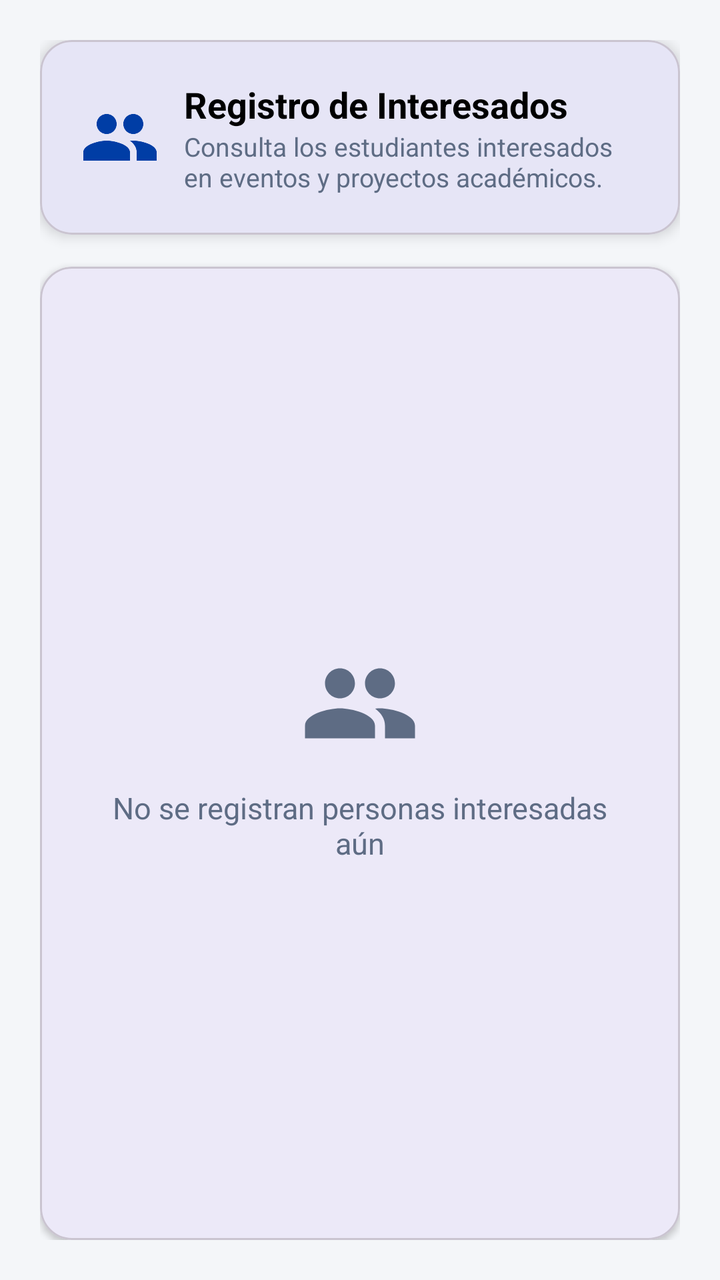
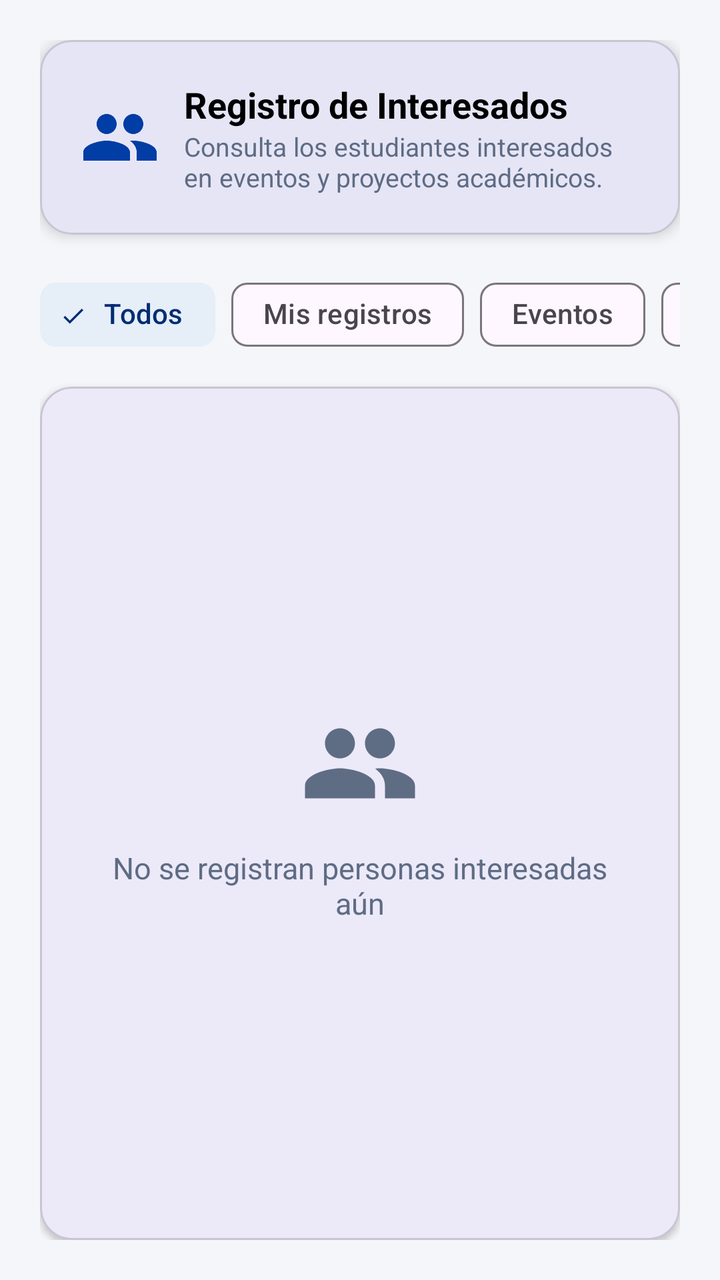

Two renders of the same Android screen: before a commit and after it. Below are the layout's source before the change and the commit's diff.
<!-- AndroidManifest.xml: application theme Theme.AppGestionEventosUni -->
<!-- res/layout/fragment_registro_interesados.xml -->
<?xml version="1.0" encoding="utf-8"?>
<LinearLayout xmlns:android="http://schemas.android.com/apk/res/android"
    xmlns:tools="http://schemas.android.com/tools"
    xmlns:app="http://schemas.android.com/apk/res-auto"
    android:layout_width="match_parent"
    android:layout_height="match_parent"
    android:orientation="vertical"
    android:background="@color/gray_bg"
    android:padding="20dp"
    tools:context=".Fragmentos.FragmentRegistroInteresados">

    <com.google.android.material.card.MaterialCardView
        android:layout_width="match_parent"
        android:layout_height="wrap_content"
        app:cardCornerRadius="16dp"
        app:cardElevation="4dp"
        app:contentPadding="20dp"
        android:layout_marginBottom="16dp">

        <LinearLayout
            android:layout_width="match_parent"
            android:layout_height="wrap_content"
            android:orientation="horizontal"
            android:gravity="center_vertical">

            <ImageView
                android:layout_width="40dp"
                android:layout_height="40dp"
                android:src="@drawable/ic_interesados"
                app:tint="@color/colorPrimary" />

            <LinearLayout
                android:layout_width="match_parent"
                android:layout_height="wrap_content"
                android:orientation="vertical"
                android:layout_marginStart="12dp">

                <TextView
                    android:layout_width="wrap_content"
                    android:layout_height="wrap_content"
                    android:text="@string/titulo_interesados"
                    android:textSize="18sp"
                    android:textStyle="bold"
                    android:textColor="@color/black" />

                <TextView
                    android:layout_width="wrap_content"
                    android:layout_height="wrap_content"
                    android:text="Consulta los estudiantes interesados en eventos y proyectos académicos."
                    android:textSize="13sp"
                    android:textColor="@color/gray_text" />
            </LinearLayout>
        </LinearLayout>
    </com.google.android.material.card.MaterialCardView>

    <androidx.recyclerview.widget.RecyclerView
        android:id="@+id/RvInteresados"
        android:layout_width="match_parent"
        android:layout_height="0dp"
        android:layout_weight="1"
        android:visibility="gone"
        app:layoutManager="androidx.recyclerview.widget.LinearLayoutManager"
        tools:listitem="@layout/item_interesado" />

    <com.google.android.material.card.MaterialCardView
        android:id="@+id/CardVacioInteresados"
        android:layout_width="match_parent"
        android:layout_height="0dp"
        android:layout_weight="1"
        app:cardCornerRadius="16dp"
        app:cardElevation="2dp"
        app:contentPadding="24dp">

        <LinearLayout
            android:layout_width="match_parent"
            android:layout_height="match_parent"
            android:orientation="vertical"
            android:gravity="center">

            <ImageView
                android:layout_width="60dp"
                android:layout_height="60dp"
                android:src="@drawable/ic_interesados"
                app:tint="@color/gray_text" />

            <TextView
                android:id="@+id/TvEstadoInteresados"
                android:layout_width="wrap_content"
                android:layout_height="wrap_content"
                android:text="No se registran personas interesadas aún"
                android:textSize="15sp"
                android:textColor="@color/gray_text"
                android:layout_marginTop="12dp"
                android:gravity="center" />

        </LinearLayout>
    </com.google.android.material.card.MaterialCardView>

</LinearLayout>
<!-- res/layout/item_interesado.xml (included above) -->
<?xml version="1.0" encoding="utf-8"?>
<com.google.android.material.card.MaterialCardView xmlns:android="http://schemas.android.com/apk/res/android"
    xmlns:app="http://schemas.android.com/apk/res-auto"
    android:layout_width="match_parent"
    android:layout_height="wrap_content"
    android:layout_marginBottom="12dp"
    app:cardCornerRadius="14dp"
    app:cardElevation="3dp"
    app:contentPadding="16dp">

    <LinearLayout
        android:layout_width="match_parent"
        android:layout_height="wrap_content"
        android:orientation="vertical">

        <LinearLayout
            android:layout_width="match_parent"
            android:layout_height="wrap_content"
            android:gravity="center_vertical"
            android:orientation="horizontal">

            <TextView
                android:id="@+id/TvNombreElementoInteresado"
                android:layout_width="0dp"
                android:layout_height="wrap_content"
                android:layout_weight="1"
                android:text="Evento o Proyecto Seleccionado"
                android:textColor="@color/colorPrimaryDark"
                android:textSize="16sp"
                android:textStyle="bold" />

            <TextView
                android:id="@+id/TvTipoElementoInteresado"
                android:layout_width="wrap_content"
                android:layout_height="wrap_content"
                android:background="@color/unison_gold_light"
                android:paddingHorizontal="10dp"
                android:paddingVertical="4dp"
                android:text="Evento"
                android:textColor="@color/black"
                android:textSize="12sp"
                android:textStyle="bold" />
        </LinearLayout>

        <View
            android:layout_width="match_parent"
            android:layout_height="1dp"
            android:layout_marginVertical="10dp"
            android:background="@color/gray_border" />

        <TextView
            android:id="@+id/TvUsuarioInteresado"
            android:layout_width="match_parent"
            android:layout_height="wrap_content"
            android:text="Usuario interesado: Alumno UNISON"
            android:textColor="@color/black"
            android:textSize="14sp"
            android:textStyle="bold" />

        <TextView
            android:id="@+id/TvEmailInteresado"
            android:layout_width="match_parent"
            android:layout_height="wrap_content"
            android:layout_marginTop="2dp"
            android:text="Correo: alumno@unison.mx"
            android:textColor="@color/gray_text"
            android:textSize="13sp" />

        <TextView
            android:id="@+id/TvFechaInteresado"
            android:layout_width="match_parent"
            android:layout_height="wrap_content"
            android:layout_marginTop="6dp"
            android:text="Fecha del registro: 25/10/2026"
            android:textColor="@color/colorPrimary"
            android:textSize="13sp"
            android:textStyle="bold" />

        <com.google.android.material.button.MaterialButton
            android:id="@+id/BtnCancelarInteres"
            style="@style/Widget.MaterialComponents.Button.OutlinedButton"
            android:layout_width="match_parent"
            android:layout_height="42dp"
            android:layout_marginTop="10dp"
            android:text="Cancelar mi registro"
            android:textAllCaps="false"
            android:textColor="@color/red_logout"
            android:textSize="13sp"
            android:visibility="gone"
            app:cornerRadius="8dp"
            app:strokeColor="@color/red_logout" />

    </LinearLayout>
</com.google.android.material.card.MaterialCardView>
<!-- resources referenced by this layout -->
<resources>
  <color name="black">#FF000000</color>
  <color name="colorPrimary">#003DA5</color>
  <color name="colorPrimaryDark">#002D72</color>
  <color name="gray_bg">#F4F6F9</color>
  <color name="gray_border">#D8DEE9</color>
  <color name="gray_text">#5E6C84</color>
  <color name="red_logout">#D32F2F</color>
  <color name="unison_gold_light">#FFF4D6</color>
  <!-- drawable ic_interesados (drawable) -->
  <vector xmlns:android="http://schemas.android.com/apk/res/android"
      android:width="24dp"
      android:height="24dp"
      android:viewportWidth="24"
      android:viewportHeight="24">
      <path
          android:fillColor="#FF000000"
          android:pathData="M16,11c1.66,0 2.99,-1.34 2.99,-3S17.66,5 16,5c-1.66,0 -3,1.34 -3,3s1.34,3 3,3zm-8,0c1.66,0 2.99,-1.34 2.99,-3S9.66,5 8,5C6.34,5 5,6.34 5,8s1.34,3 3,3zm0,2c-2.33,0 -7,1.17 -7,3.5V19h14v-2.5c0,-2.33 -4.67,-3.5 -7,-3.5zm8,0c-0.29,0 -0.62,0.02 -0.97,0.05 1.16,0.84 1.97,1.97 1.97,3.45V19h6v-2.5c0,-2.33 -4.67,-3.5 -7,-3.5z"/>
  </vector>
  <string name="titulo_interesados">Registro de Interesados</string>
  <style name="Theme.AppGestionEventosUni" parent="Base.Theme.AppGestionEventosUni" />
  <style name="Base.Theme.AppGestionEventosUni" parent="Theme.Material3.DayNight.NoActionBar">
          
          <item name="colorPrimary">@color/colorPrimary</item>
          <item name="colorPrimaryVariant">@color/colorPrimaryDark</item>
          <item name="colorOnPrimary">@color/white</item>
          <item name="colorSecondary">@color/colorAccent</item>
          <item name="colorOnSecondary">@color/black</item>
          <item name="colorSecondaryContainer">@color/unison_blue_light</item>
          <item name="colorOnSecondaryContainer">@color/colorPrimaryDark</item>
          <item name="android:statusBarColor">@color/colorPrimaryDark</item>
      </style>
  <color name="white">#FFFFFFFF</color>
  <color name="colorAccent">#FFB81C</color>
  <color name="unison_blue_light">#E6EEF8</color>
</resources>

<!-- the commit's change to res/layout/fragment_registro_interesados.xml (unified diff, before → after) -->
@@ -52,6 +52,51 @@
             </LinearLayout>
         </LinearLayout>
     </com.google.android.material.card.MaterialCardView>
+
+    <HorizontalScrollView
+        android:layout_width="match_parent"
+        android:layout_height="wrap_content"
+        android:layout_marginBottom="12dp"
+        android:scrollbars="none">
+
+        <com.google.android.material.chip.ChipGroup
+            android:id="@+id/ChipGroupFiltros"
+            android:layout_width="wrap_content"
+            android:layout_height="wrap_content"
+            app:selectionRequired="true"
+            app:singleLine="true"
+            app:singleSelection="true">
+
+            <com.google.android.material.chip.Chip
+                android:id="@+id/ChipTodos"
+                style="@style/Widget.Material3.Chip.Filter"
+                android:layout_width="wrap_content"
+                android:layout_height="wrap_content"
+                android:checked="true"
+                android:text="Todos" />
+
+            <com.google.android.material.chip.Chip
+                android:id="@+id/ChipMisRegistros"
+                style="@style/Widget.Material3.Chip.Filter"
+                android:layout_width="wrap_content"
+                android:layout_height="wrap_content"
+                android:text="Mis registros" />
+
+            <com.google.android.material.chip.Chip
+                android:id="@+id/ChipEventos"
+                style="@style/Widget.Material3.Chip.Filter"
+                android:layout_width="wrap_content"
+                android:layout_height="wrap_content"
+                android:text="Eventos" />
+
+            <com.google.android.material.chip.Chip
+                android:id="@+id/ChipProyectos"
+                style="@style/Widget.Material3.Chip.Filter"
+                android:layout_width="wrap_content"
+                android:layout_height="wrap_content"
+                android:text="Proyectos" />
+        </com.google.android.material.chip.ChipGroup>
+    </HorizontalScrollView>
 
     <androidx.recyclerview.widget.RecyclerView
         android:id="@+id/RvInteresados"
